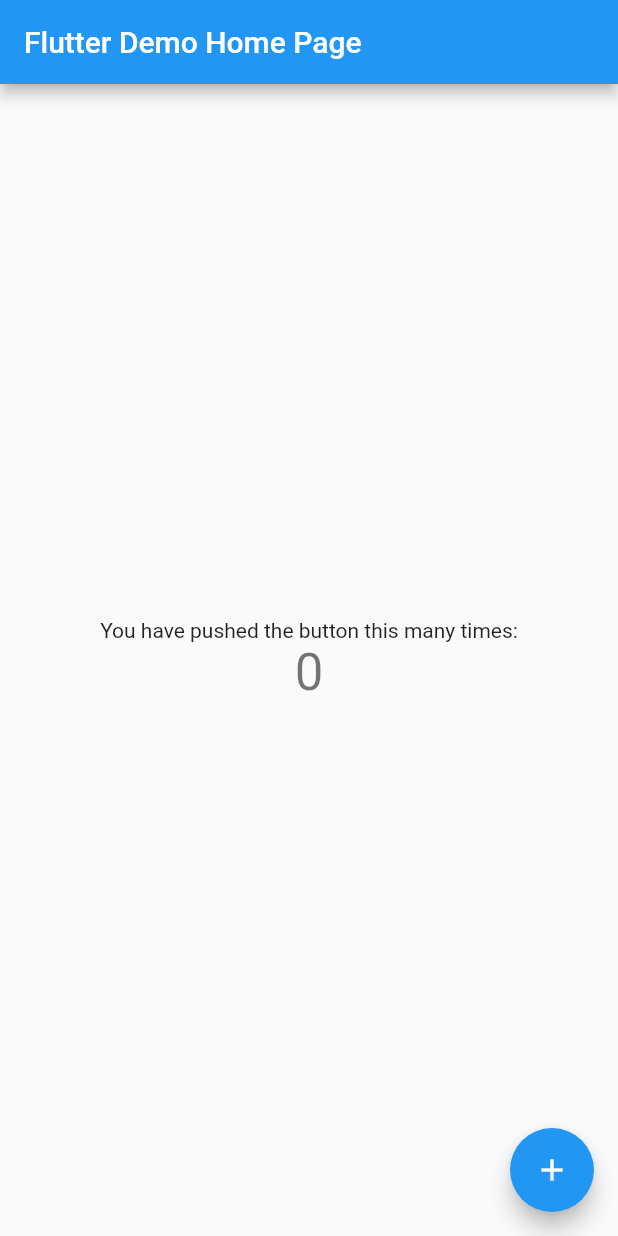
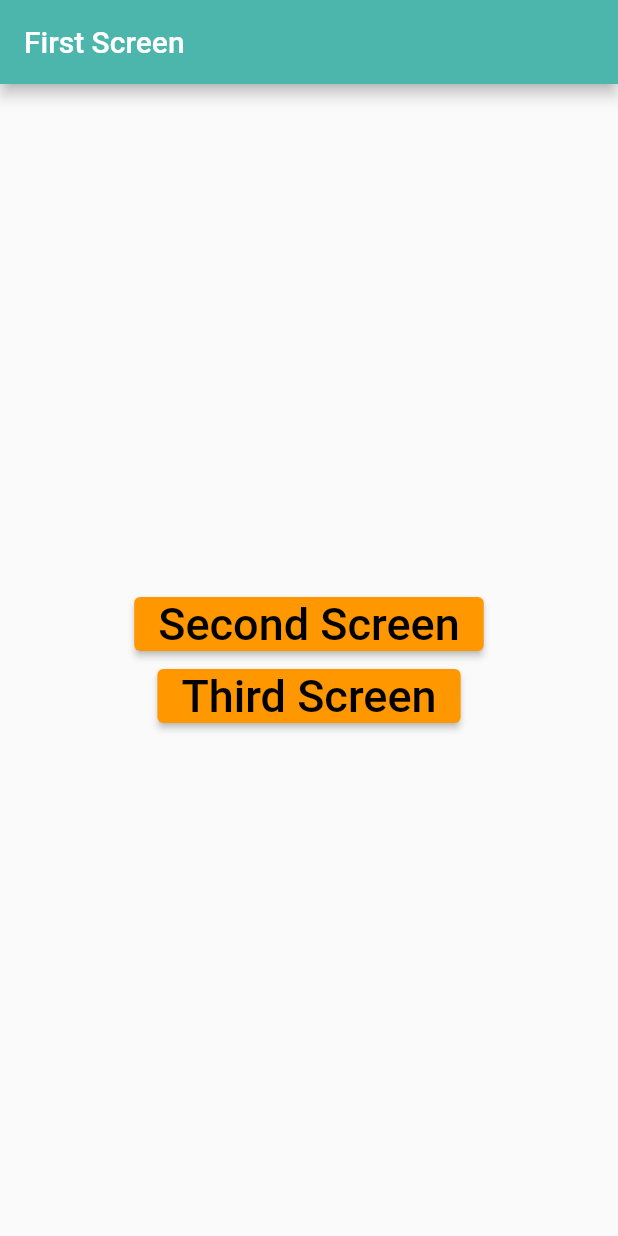
Before and after one commit to LuanMinhNguyen/flu_navigation, a Flutter app: the screen it shows after launch, on a phone screen of 412 x 824 dp. Run offline on Flutter 3.47's test engine with Material 2 defaults, Android fonts, the phone set to English and light mode, and no system bars.

Commit message:
flutter navigation

```diff
--- a/lib/main.dart
+++ b/lib/main.dart
@@ -1,113 +1,198 @@
 import 'package:flutter/material.dart';
 
 void main() {
-  runApp(MyApp());
+  runApp(
+    MaterialApp(
+      debugShowCheckedModeBanner: false,
+      title: 'Route',
+      initialRoute: '/',
+      routes: {
+        '/': (context) => FirstScreen(),
+        '/second': (context) => SecondScreen(),
+      },
+      onGenerateRoute: (settings) {
+        if (settings.name == '/third') {
+          final todo = settings.arguments as ToDo;
+          return MaterialPageRoute(
+            builder: (context) {
+              return ThirdScreen(todo: todo);
+            },
+          );
+        }
+      },
+    ),
+  );
 }
 
-class MyApp extends StatelessWidget {
-  // This widget is the root of your application.
+class ToDo {
+  final String title;
+  final String description;
+  const ToDo(this.title, this.description);
+}
+
+class FirstScreen extends StatelessWidget {
+  const FirstScreen({Key? key}) : super(key: key);
+
   @override
   Widget build(BuildContext context) {
-    return MaterialApp(
-      title: 'Flutter Demo',
-      theme: ThemeData(
-        // This is the theme of your application.
-        //
-        // Try running your application with "flutter run". You'll see the
-        // application has a blue toolbar. Then, without quitting the app, try
-        // changing the primarySwatch below to Colors.green and then invoke
-        // "hot reload" (press "r" in the console where you ran "flutter run",
-        // or simply save your changes to "hot reload" in a Flutter IDE).
-        // Notice that the counter didn't reset back to zero; the application
-        // is not restarted.
-        primarySwatch: Colors.blue,
+    return Scaffold(
+      appBar: AppBar(
+        title: Text('First Screen'),
+        backgroundColor: Colors.teal[300],
       ),
-      home: MyHomePage(title: 'Flutter Demo Home Page'),
+      body: Center(
+        child: Column(
+          mainAxisAlignment: MainAxisAlignment.center,
+          children: [
+            ElevatedButton(
+              child: Text(
+                'Second Screen',
+                style: TextStyle(fontSize: 30, color: Colors.black),
+              ),
+              style: ElevatedButton.styleFrom(
+                primary: Colors.orange,
+              ),
+              onPressed: () {
+                // Navigator.push(
+                //   context,
+                //   MaterialPageRoute(
+                //     builder: (context) => SecondScreen(),
+                //   ),
+                // );
+                Navigator.pushNamed(
+                  context,
+                  '/second',
+                  arguments: ToDo(
+                    'ToDo Title',
+                    'ToDo Description - extract',
+                  ),
+                );
+              },
+            ),
+            ElevatedButton(
+              child: Text(
+                'Third Screen',
+                style: TextStyle(fontSize: 30, color: Colors.black),
+              ),
+              style: ElevatedButton.styleFrom(
+                primary: Colors.orange,
+              ),
+              onPressed: () {
+                // Navigator.push(
+                //   context,
+                //   MaterialPageRoute(
+                //     builder: (context) => SecondScreen(),
+                //   ),
+                // );
+                Navigator.pushNamed(
+                  context,
+                  '/third',
+                  arguments: ToDo(
+                    'ToDo Title',
+                    'ToDo Description - extract',
+                  ),
+                );
+              },
+            ),
+          ],
+        ),
+      ),
     );
   }
 }
 
-class MyHomePage extends StatefulWidget {
-  MyHomePage({Key? key, required this.title}) : super(key: key);
-
-  // This widget is the home page of your application. It is stateful, meaning
-  // that it has a State object (defined below) that contains fields that affect
-  // how it looks.
-
-  // This class is the configuration for the state. It holds the values (in this
-  // case the title) provided by the parent (in this case the App widget) and
-  // used by the build method of the State. Fields in a Widget subclass are
-  // always marked "final".
-
-  final String title;
-
-  @override
-  _MyHomePageState createState() => _MyHomePageState();
-}
-
-class _MyHomePageState extends State<MyHomePage> {
-  int _counter = 0;
-
-  void _incrementCounter() {
-    setState(() {
-      // This call to setState tells the Flutter framework that something has
-      // changed in this State, which causes it to rerun the build method below
-      // so that the display can reflect the updated values. If we changed
-      // _counter without calling setState(), then the build method would not be
-      // called again, and so nothing would appear to happen.
-      _counter++;
-    });
-  }
+class SecondScreen extends StatelessWidget {
+  const SecondScreen({Key? key}) : super(key: key);
 
   @override
   Widget build(BuildContext context) {
-    // This method is rerun every time setState is called, for instance as done
-    // by the _incrementCounter method above.
-    //
-    // The Flutter framework has been optimized to make rerunning build methods
-    // fast, so that you can just rebuild anything that needs updating rather
-    // than having to individually change instances of widgets.
+    final todo = ModalRoute.of(context)!.settings.arguments as ToDo;
     return Scaffold(
       appBar: AppBar(
-        // Here we take the value from the MyHomePage object that was created by
-        // the App.build method, and use it to set our appbar title.
-        title: Text(widget.title),
+        title: Text('Second Screen'),
+        backgroundColor: Colors.teal[300],
       ),
       body: Center(
-        // Center is a layout widget. It takes a single child and positions it
-        // in the middle of the parent.
         child: Column(
-          // Column is also a layout widget. It takes a list of children and
-          // arranges them vertically. By default, it sizes itself to fit its
-          // children horizontally, and tries to be as tall as its parent.
-          //
-          // Invoke "debug painting" (press "p" in the console, choose the
-          // "Toggle Debug Paint" action from the Flutter Inspector in Android
-          // Studio, or the "Toggle Debug Paint" command in Visual Studio Code)
-          // to see the wireframe for each widget.
-          //
-          // Column has various properties to control how it sizes itself and
-          // how it positions its children. Here we use mainAxisAlignment to
-          // center the children vertically; the main axis here is the vertical
-          // axis because Columns are vertical (the cross axis would be
-          // horizontal).
           mainAxisAlignment: MainAxisAlignment.center,
-          children: <Widget>[
+          children: [
             Text(
-              'You have pushed the button this many times:',
+              todo.title,
+              style: TextStyle(
+                fontSize: 35,
+                color: Colors.red,
+              ),
             ),
             Text(
-              '$_counter',
-              style: Theme.of(context).textTheme.headline4,
+              todo.description,
+              style: TextStyle(
+                fontSize: 20,
+                color: Colors.teal,
+              ),
+            ),
+            ElevatedButton(
+              child: Text(
+                'First Screen',
+                style: TextStyle(fontSize: 30, color: Colors.black),
+              ),
+              style: ElevatedButton.styleFrom(
+                primary: Colors.orange,
+              ),
+              onPressed: () {
+                Navigator.pop(context);
+              },
             ),
           ],
         ),
       ),
-      floatingActionButton: FloatingActionButton(
-        onPressed: _incrementCounter,
-        tooltip: 'Increment',
-        child: Icon(Icons.add),
-      ), // This trailing comma makes auto-formatting nicer for build methods.
     );
   }
 }
+
+class ThirdScreen extends StatelessWidget {
+  final ToDo todo;
+  const ThirdScreen({Key? key, required this.todo}) : super(key: key);
+
+  @override
+  Widget build(BuildContext context) {
+    return Scaffold(
+      appBar: AppBar(
+        title: Text('Third Screen'),
+        backgroundColor: Colors.teal[300],
+      ),
+      body: Center(
+        child: Column(
+          mainAxisAlignment: MainAxisAlignment.center,
+          children: [
+            Text(
+              todo.title,
+              style: TextStyle(
+                fontSize: 35,
+                color: Colors.red,
+              ),
+            ),
+            Text(
+              todo.description,
+              style: TextStyle(
+                fontSize: 20,
+                color: Colors.teal,
+              ),
+            ),
+            ElevatedButton(
+              child: Text(
+                'First Screen',
+                style: TextStyle(fontSize: 30, color: Colors.black),
+              ),
+              style: ElevatedButton.styleFrom(
+                primary: Colors.orange,
+              ),
+              onPressed: () {
+                Navigator.pop(context);
+              },
+            ),
+          ],
+        ),
+      ),
+    );
+  }
+}
```
